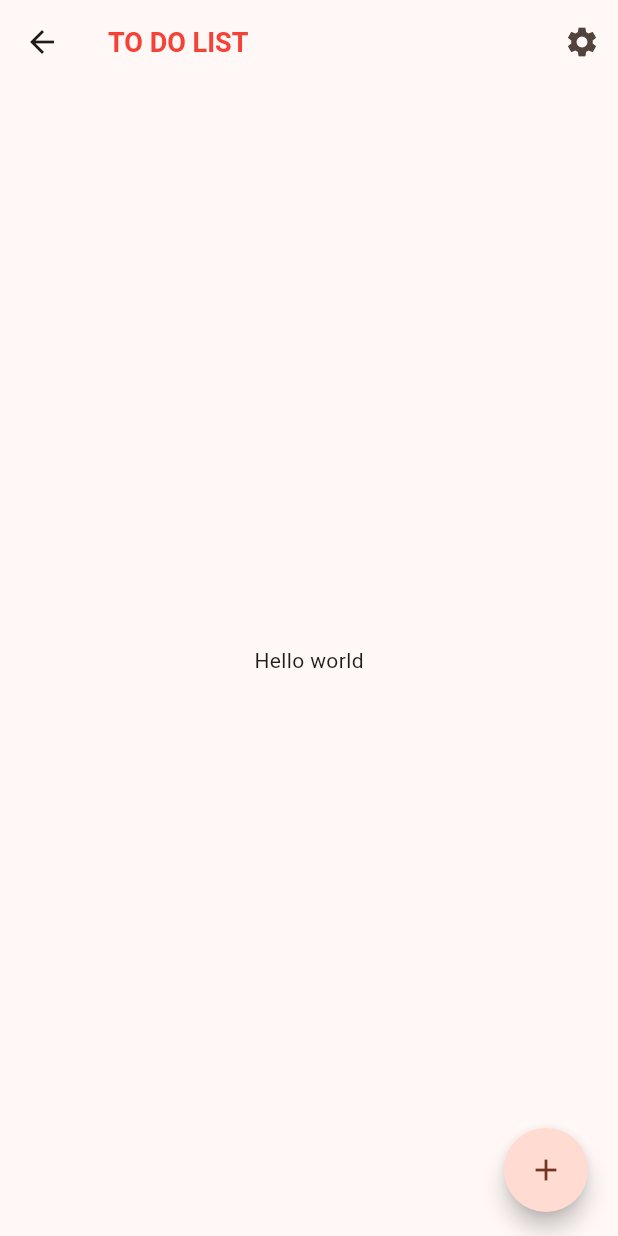
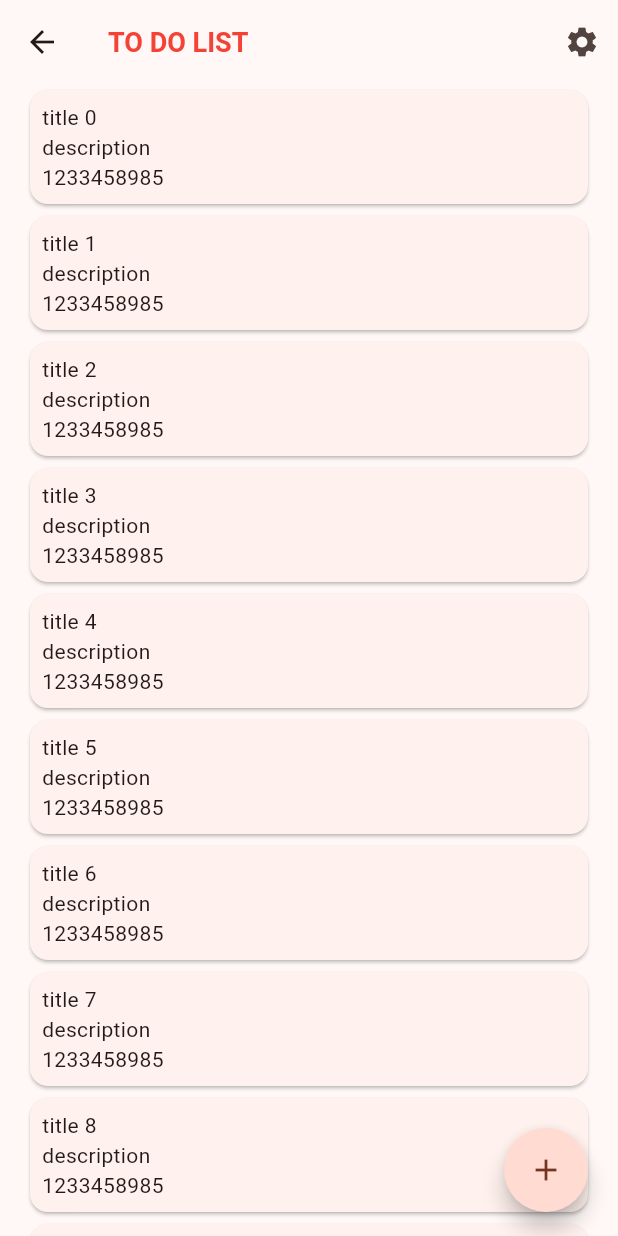
Before and after one commit to BreakZero/TODO-LIST-Flutter, a Flutter app: the HomeScreen screen opened directly, on a phone screen of 412 x 824 dp. Run offline on Flutter 3.47's test engine with Material 2 defaults, Android fonts, the phone set to English and light mode, and no system bars; our stand-ins replace flutter_svg, sqflite; accounts and stored records are empty.

Commit message:
add home page

```diff
--- a/lib/feature/home/home.dart
+++ b/lib/feature/home/home.dart
@@ -1,20 +1,26 @@
 import 'package:flutter/material.dart';
 import 'package:todo_list/database/tables.dart';
 import 'package:todo_list/feature/settings/settings.dart';
+import 'package:todo_list/feature/task_add/task_add.dart';
 
 class HomeScreen extends StatefulWidget {
   @override
   State<StatefulWidget> createState() {
-    return HomeState();
+    return _HomeState();
   }
 }
 
-class HomeState extends State<HomeScreen> {
+class _HomeState extends State<HomeScreen> {
   List<TaskEntity> tasks = [];
 
   @override
   void initState() {
     super.initState();
+    for (var i = 0; i < 10; i++) {
+      tasks.add(
+        TaskEntity(id: i, title: "title $i", description: "description", createAt: 1233458985, deadline: 123456)
+      );
+    }
   }
 
   @override
@@ -36,13 +42,39 @@ class HomeState extends State<HomeScreen> {
           ),
         ],
       ),
-      body: Center(
-        child: Text("Hello world"),
+      body: ListView.builder(
+        itemCount: tasks.length,
+        itemBuilder: (context, index) => _TaskItemView(task: tasks[index])
       ),
       floatingActionButton: FloatingActionButton.extended(
           shape: CircleBorder(),
-          onPressed: null,
+          onPressed: () {
+            Navigator.push(context, MaterialPageRoute(builder: (context) => AddTaskScreen()));
+          },
           label: Icon(Icons.add)),
     );
   }
 }
+
+class _TaskItemView extends StatelessWidget {
+  final TaskEntity task;
+  const _TaskItemView({required this.task});
+
+  @override
+  Widget build(BuildContext context) {
+    return Padding(
+      padding: const EdgeInsets.symmetric(horizontal: 16),
+      child: Card(child: Padding(
+        padding: const EdgeInsets.all(8.0),
+        child: Column(
+          mainAxisAlignment: MainAxisAlignment.start,
+          children: [
+            Align(alignment: Alignment.centerLeft, child: Text(task.title),),
+            Align(alignment: Alignment.centerLeft, child: Text(task.description),),
+            Align(alignment: Alignment.centerLeft, child: Text(task.createAt.toString()),),
+          ],
+        ),
+      ),),
+    );
+  }
+}
```
Also changed, not shown: lib/feature/task_add/task_add.dart (added, +74 -0 lines).
